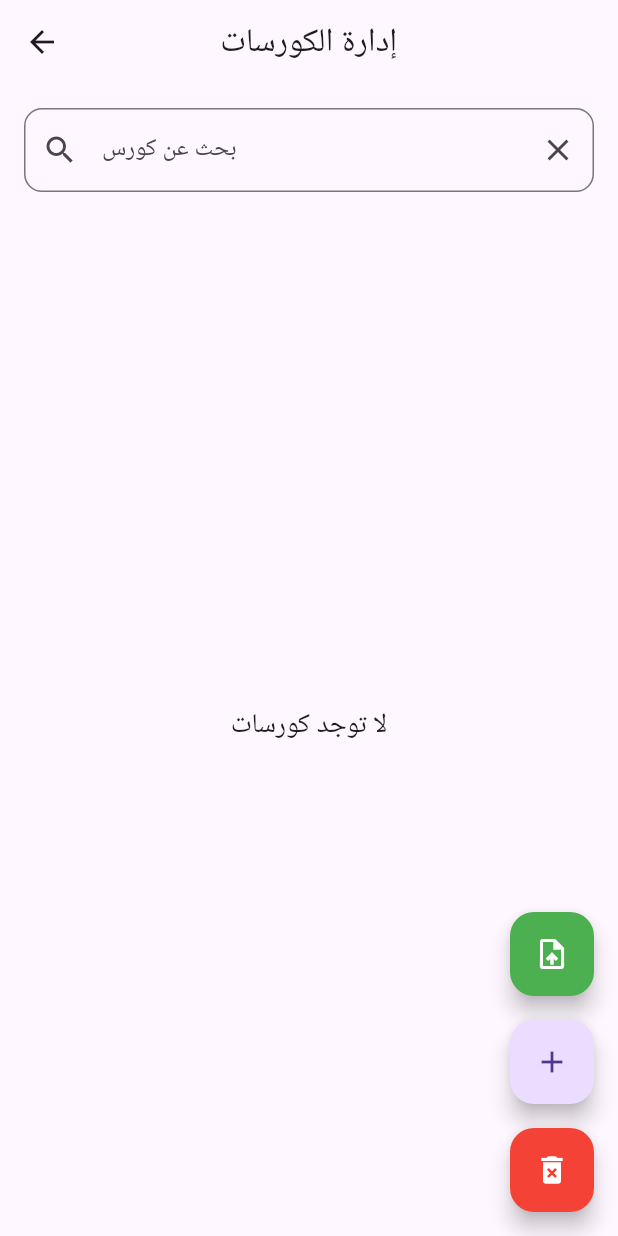
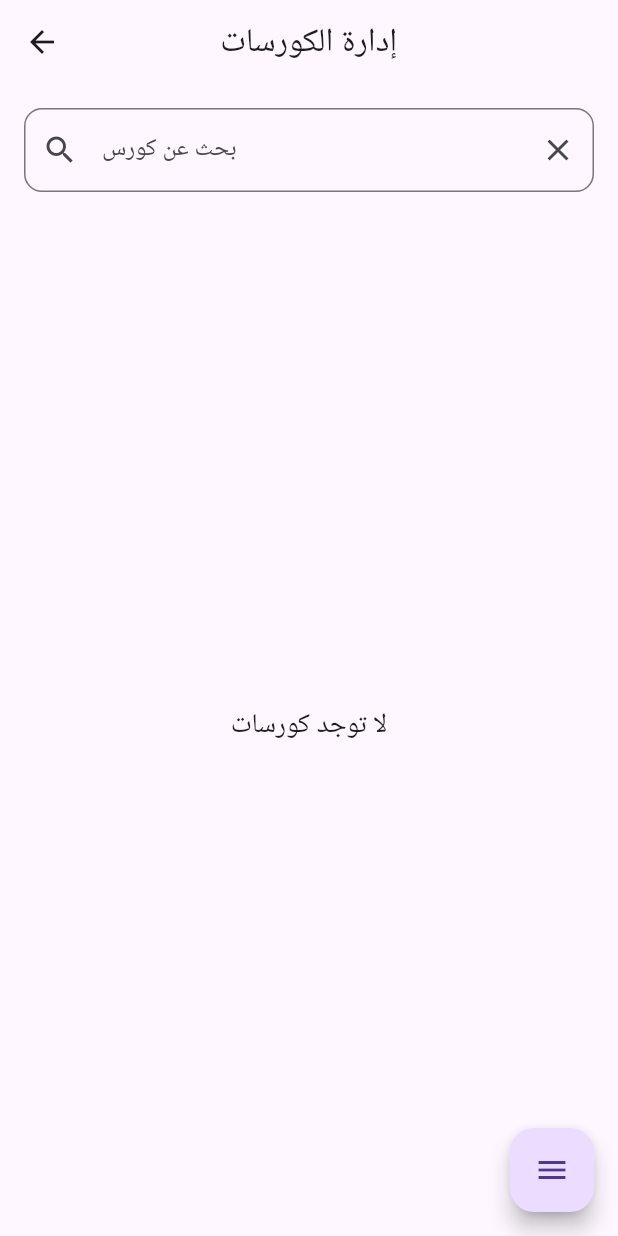
Before and after one commit to ALADEEMI/student_management_system, a Flutter app: the CoursesScreen screen opened directly, on a phone screen of 412 x 824 dp. Run offline on Flutter 3.47's test engine with Material 3 defaults, Android fonts, the phone set to English and light mode, and no system bars; our stand-ins replace file_picker, fl_chart, flutter_local_notifications, flutter_slidable, shared_preferences, sqflite; missing offline and left inert: excel; accounts and stored records are empty; Roboto replaces fonts that are missing (Cairo).

Commit message:
adding RadialFab

```diff
--- a/lib/screens/courses_screen.dart
+++ b/lib/screens/courses_screen.dart
@@ -10,6 +10,7 @@ import 'add_course_screen.dart';
 import 'edit_course_screen.dart';
 import 'enrollment_screen.dart';
 import 'attendance_screen.dart';
+import '../widgets/radial_fab.dart'; // Import the new RadialFab widget
 
 class CoursesScreen extends StatefulWidget {
   const CoursesScreen({Key? key}) : super(key: key);
@@ -520,27 +521,32 @@ class _CoursesScreenState extends State<CoursesScreen> {
           ),
         ],
       ),
-      floatingActionButton: Column(
-        mainAxisAlignment: MainAxisAlignment.end,
+      floatingActionButton: RadialFab(
+        openIcon: Icons.menu,
+        closeIcon: Icons.close,
         children: [
+          FloatingActionButton(
+            backgroundColor: Colors.red,
+            onPressed: _deleteAllCourses,
+            heroTag: 'delete_all_courses',
+            tooltip: 'Delete All Courses', // Added tooltip
+            child: const Icon(Icons.delete_forever, color: Colors.white),
+            mini: true, // Make child FABs smaller
+          ),
           FloatingActionButton(
             backgroundColor: Colors.green,
             onPressed: _importCourses,
             heroTag: 'import_courses',
+            tooltip: 'Import Courses', // Added tooltip
             child: const Icon(Icons.upload_file, color: Colors.white),
+            mini: true, // Make child FABs smaller
           ),
-          const SizedBox(height: 16),
           FloatingActionButton(
             onPressed: _addCourse,
             heroTag: 'add_course',
+            tooltip: 'Add Course', // Added tooltip
             child: const Icon(Icons.add),
-          ),
-          const SizedBox(height: 16),
-          FloatingActionButton(
-            backgroundColor: Colors.red,
-            onPressed: _deleteAllCourses,
-            heroTag: 'delete_all_courses',
-            child: const Icon(Icons.delete_forever, color: Colors.white),
+            mini: true, // Make child FABs smaller
           ),
         ],
       ),
--- a/lib/screens/students_screen.dart
+++ b/lib/screens/students_screen.dart
@@ -8,6 +8,7 @@ import '../utils/excel_helper.dart';
 import '../widgets/student_card.dart';
 import 'add_student_screen.dart';
 import 'edit_student_screen.dart';
+import '../widgets/radial_fab.dart'; // Import the new RadialFab widget
 
 class StudentsScreen extends StatefulWidget {
   const StudentsScreen({Key? key}) : super(key: key);
@@ -454,27 +455,32 @@ class _StudentsScreenState extends State<StudentsScreen> {
           ),
         ],
       ),
-      floatingActionButton: Column(
-        mainAxisAlignment: MainAxisAlignment.end,
+       floatingActionButton: RadialFab(
+        openIcon: Icons.menu,
+        closeIcon: Icons.close,
         children: [
+          FloatingActionButton(
+            backgroundColor: Colors.red,
+            onPressed: _deleteAllStudents,
+            heroTag: 'delete_all_students',
+            tooltip: 'Delete All Students', // Added tooltip
+            child: const Icon(Icons.delete_forever, color: Colors.white),
+            mini: true, // Make child FABs smaller
+          ),
           FloatingActionButton(
             backgroundColor: Colors.green,
             onPressed: _importStudents,
             heroTag: 'import_students',
+            tooltip: 'Import Students', // Added tooltip
             child: const Icon(Icons.upload_file, color: Colors.white),
+            mini: true, // Make child FABs smaller
           ),
-          const SizedBox(height: 16),
           FloatingActionButton(
             onPressed: _addStudent,
             heroTag: 'add_student',
+            tooltip: 'Add Student', // Added tooltip
             child: const Icon(Icons.add),
-          ),
-          const SizedBox(height: 16),
-          FloatingActionButton(
-            backgroundColor: Colors.red,
-            onPressed: _deleteAllStudents,
-            heroTag: 'delete_all_students',
-            child: const Icon(Icons.delete_forever, color: Colors.white),
+            mini: true, // Make child FABs smaller
           ),
         ],
       ),
--- /dev/null
+++ b/lib/widgets/radial_fab.dart
@@ -0,0 +1,202 @@
+import 'package:flutter/material.dart';
+import 'dart:math' as math;
+
+class RadialFab extends StatefulWidget {
+  final List<Widget> children;
+  final IconData openIcon;
+  final IconData closeIcon;
+  final Color? backgroundColor;
+  final Color? foregroundColor;
+
+  const RadialFab({
+    Key? key,
+    required this.children,
+    this.openIcon = Icons.menu,
+    this.closeIcon = Icons.close,
+    this.backgroundColor,
+    this.foregroundColor,
+  }) : super(key: key);
+
+  @override
+  _RadialFabState createState() => _RadialFabState();
+}
+
+class _RadialFabState extends State<RadialFab>
+    with SingleTickerProviderStateMixin {
+  late AnimationController _controller;
+  late Animation<double> _expandAnimation;
+  bool _open = false;
+
+  @override
+  void initState() {
+    super.initState();
+    _controller = AnimationController(
+      value: 0.0,
+      duration: const Duration(milliseconds: 250),
+      vsync: this,
+    );
+    _expandAnimation = CurvedAnimation(
+      curve: Curves.fastOutSlowIn,
+      reverseCurve: Curves.easeOutQuad,
+      parent: _controller,
+    );
+  }
+
+  @override
+  void dispose() {
+    _controller.dispose();
+    super.dispose();
+  }
+
+  void _toggle() {
+    setState(() {
+      _open = !_open;
+      if (_open) {
+        _controller.forward();
+      } else {
+        _controller.reverse();
+      }
+    });
+  }
+
+  @override
+  Widget build(BuildContext context) {
+    return SizedBox.expand(
+      child: Stack(
+        alignment: Alignment.bottomRight,
+        clipBehavior: Clip.none,
+        children: [
+          _buildTapToCloseFab(),
+          ..._buildExpandingActionButtons(),
+          _buildTapToOpenFab(),
+        ],
+      ),
+    );
+  }
+
+  Widget _buildTapToCloseFab() {
+    return SizedBox(
+      width: 56.0,
+      height: 56.0,
+      child: Center(
+        child: Material(
+          shape: const CircleBorder(),
+          clipBehavior: Clip.antiAlias,
+          elevation: 4.0,
+          child: InkWell(
+            onTap: _toggle,
+            child: Padding(
+              padding: const EdgeInsets.all(8.0),
+              child: Icon(
+                Icons.close,
+                color: widget.foregroundColor ?? Theme.of(context).primaryColor,
+              ),
+            ),
+          ),
+        ),
+      ),
+    );
+  }
+
+  List<Widget> _buildExpandingActionButtons() {
+    final children = <Widget>[];
+    final count = widget.children.length;
+    // Define angles for expansion towards top-right quadrant
+    const double startAngle = 0.0; // Start angle towards right (0 degrees)
+    const double endAngle = math.pi * 0.5; // End angle towards up (90 degrees)
+    final step = (endAngle - startAngle) / (count > 1 ? count - 1 : 1);
+    final distance = 80.0; // Distance from center FAB
+
+    for (var i = 0; i < count; i++) {
+      final double angle = startAngle + i * step;
+      children.add(
+        _ExpandingActionButton(
+          directionInDegrees: angle * 180 / math.pi, // Convert angle to degrees for rotation
+          maxDistance: distance,
+          progress: _expandAnimation,
+          child: widget.children[i],
+        ),
+      );
+    }
+    return children;
+  }
+
+  Widget _buildTapToOpenFab() {
+    return IgnorePointer(
+      ignoring: _open,
+      child: AnimatedContainer(
+        transformAlignment: Alignment.center,
+        transform: Matrix4.diagonal3Values(
+          _open ? 0.7 : 1.0,
+          _open ? 0.7 : 1.0,
+          1.0,
+        ),
+        duration: const Duration(milliseconds: 250),
+        curve: const Interval(0.0, 0.5, curve: Curves.easeOut),
+        child: AnimatedOpacity(
+          opacity: _open ? 0.0 : 1.0,
+          curve: const Interval(0.25, 1.0, curve: Curves.easeInOut),
+          duration: const Duration(milliseconds: 250),
+          child: FloatingActionButton(
+            backgroundColor: widget.backgroundColor,
+            foregroundColor: widget.foregroundColor,
+            onPressed: _toggle,
+            child: AnimatedSwitcher(
+              duration: const Duration(milliseconds: 250),
+              transitionBuilder: (child, animation) => ScaleTransition(child: child, scale: animation),
+              child: _open
+                  ? Icon(widget.closeIcon, key: ValueKey<bool>(_open))
+                  : Icon(widget.openIcon, key: ValueKey<bool>(_open)),
+            ),
+          ),
+        ),
+      ),
+    );
+  }
+}
+
+@immutable
+class _ExpandingActionButton extends StatelessWidget {
+  const _ExpandingActionButton({
+    Key? key,
+    required this.directionInDegrees,
+    required this.maxDistance,
+    required this.progress,
+    required this.child,
+  }) : super(key: key);
+
+  final double directionInDegrees;
+  final double maxDistance;
+  final Animation<double> progress;
+  final Widget child;
+
+  @override
+  Widget build(BuildContext context) {
+    return AnimatedBuilder(
+      animation: progress,
+      builder: (context, child) {
+        final offset = Offset.fromDirection(
+          directionInDegrees * (math.pi / 180.0), // Convert degrees back to radians
+          progress.value * maxDistance,
+        );
+        return Positioned(
+          right: 4.0 + offset.dx,
+          bottom: 4.0 + offset.dy,
+          child: Transform.rotate(
+            // Optional: Rotate the child FABs to align with the arc
+            // angle: (1.0 - progress.value) * math.pi / 2,
+            angle: 0, // Keep FABs upright
+            child: Opacity(
+              opacity: progress.value, // Fade in/out
+              child: child,
+            ),
+          ),
+        );
+      },
+      child: FadeTransition(
+        opacity: progress,
+        child: child,
+      ),
+    );
+  }
+}
```
